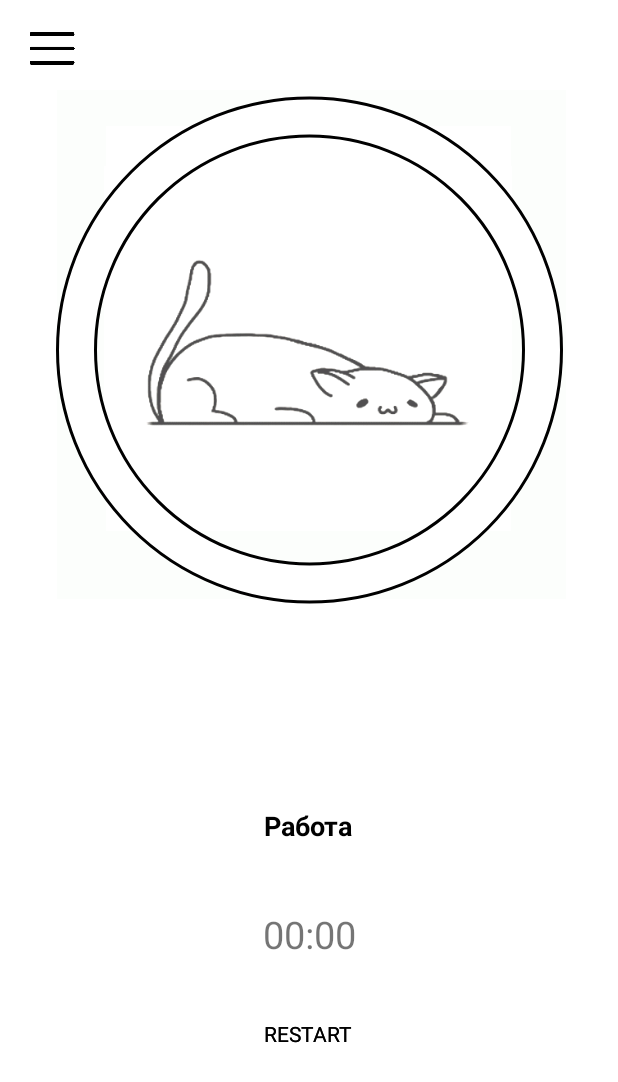
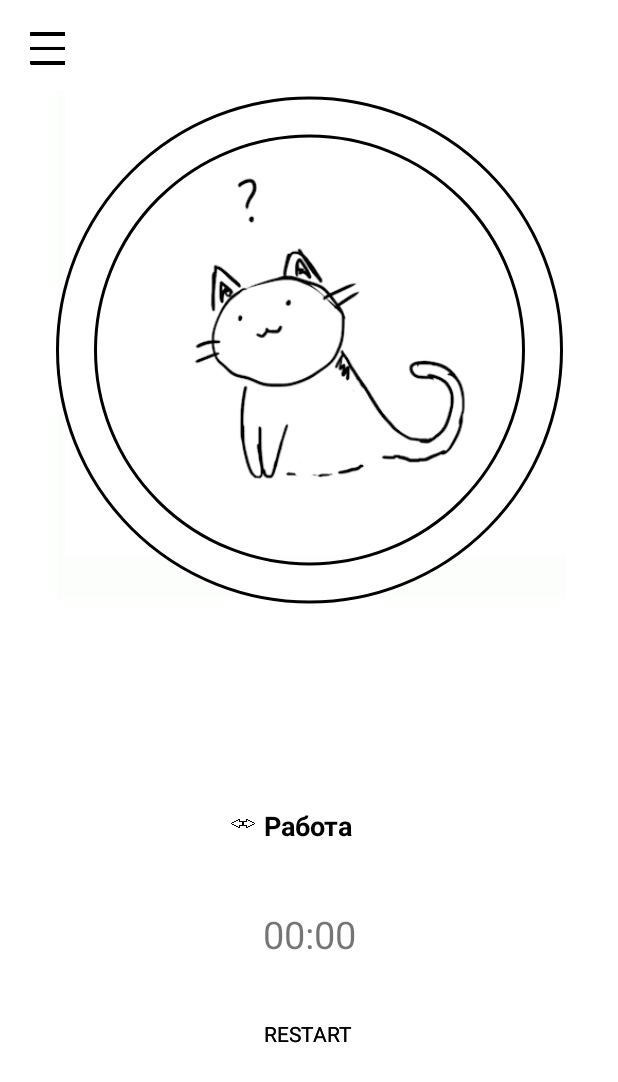
Before and after one commit to Us3rL0sT/Cat-Timer, an Android app: the layout activity_main.xml on its own in the app's theme, with its tools: preview values and no code run, on a phone screen of 412 x 824 dp. Shown: the top 1082 px of the screen. Run offline under Robolectric (Android 15) with nearby library versions, the phone set to English and light mode, and no system bars; Roboto replaces fonts that are not available here.

Commit message:
fix-arrow

```diff
--- a/src/main/res/layout/activity_main.xml
+++ b/src/main/res/layout/activity_main.xml
@@ -160,6 +160,21 @@
         tools:ignore="MissingConstraints"
         tools:visibility="visible" />
 
+    <pl.droidsonroids.gif.GifImageView
+        android:id="@+id/cat_question"
+        android:layout_width="353dp"
+        android:layout_height="385dp"
+        android:src="@drawable/cat_question"
+        android:visibility="invisible"
+        app:layout_constraintBottom_toBottomOf="parent"
+        app:layout_constraintEnd_toEndOf="parent"
+        app:layout_constraintHorizontal_bias="0.741"
+        app:layout_constraintStart_toStartOf="parent"
+        app:layout_constraintTop_toTopOf="parent"
+        app:layout_constraintVertical_bias="0.002"
+        tools:ignore="MissingConstraints"
+        tools:visibility="visible" />
+
     <ProgressBar
         android:id="@+id/progressBar"
         style="@style/Widget.ProgressBar.Holo.CircularProgressBar"
@@ -195,4 +210,19 @@
         app:layout_constraintTop_toTopOf="@+id/progressBar"
         app:layout_constraintVertical_bias="0.682" />
 
+    <ImageView
+        android:id="@+id/arrows"
+        android:layout_width="16dp"
+        android:layout_height="18dp"
+        android:layout_marginStart="5dp"
+        android:layout_marginTop="2dp"
+        android:layout_marginEnd="20dp"
+        app:layout_constraintBottom_toBottomOf="@+id/current_action"
+        app:layout_constraintEnd_toEndOf="@+id/current_action"
+        app:layout_constraintHorizontal_bias="0.209"
+        app:layout_constraintStart_toStartOf="@+id/current_action"
+        app:layout_constraintTop_toTopOf="@+id/current_action"
+        app:layout_constraintVertical_bias="0.0"
+        app:srcCompat="@drawable/arrows" />
+
 </androidx.constraintlayout.widget.ConstraintLayout>
```
Also changed, not shown: src/main/java/com/first_app/cattimer/MainActivity.java (+38 -14 lines), src/main/res/drawable/arrows.png (added), src/main/res/drawable/cat_question.gif (added).
